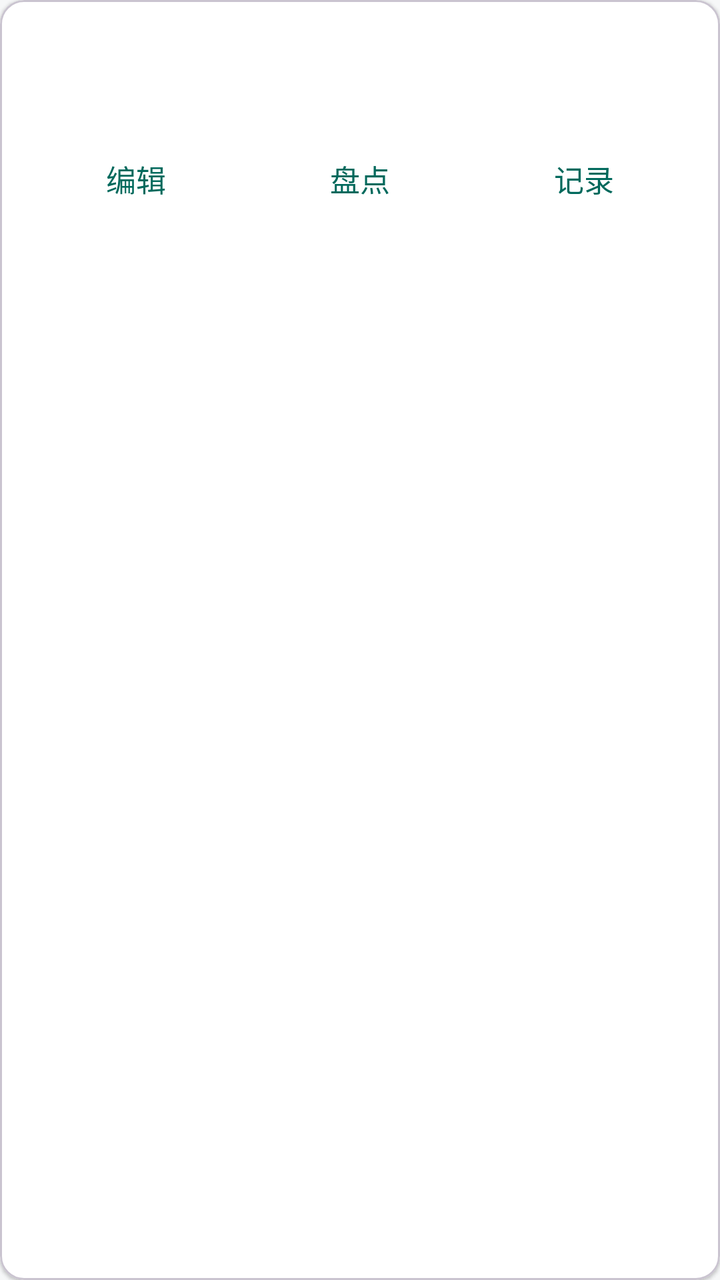
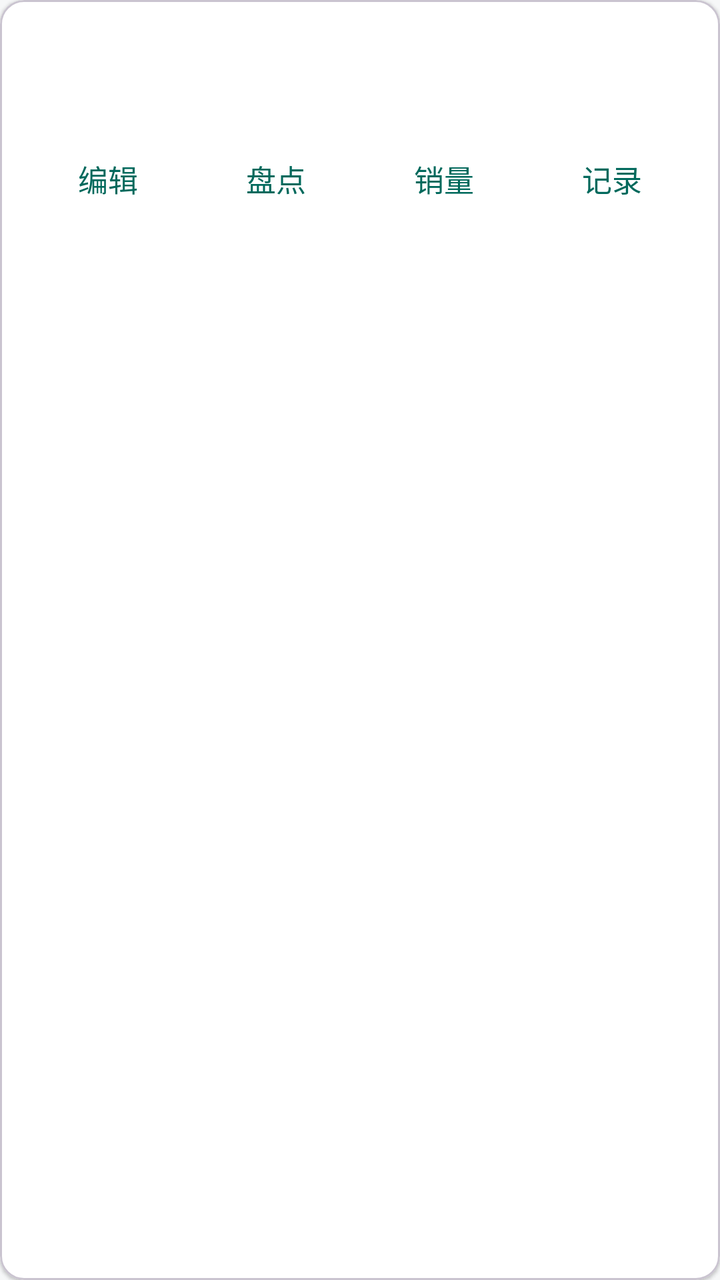

Before-and-after screenshots of an Android layout around one commit, followed by the original layout XML and the change that was made.
<!-- AndroidManifest.xml: application theme Theme.Accounting -->
<!-- res/layout/item_product.xml -->
<?xml version="1.0" encoding="utf-8"?>
<com.google.android.material.card.MaterialCardView
    xmlns:android="http://schemas.android.com/apk/res/android"
    xmlns:app="http://schemas.android.com/apk/res-auto"
    android:layout_width="match_parent"
    android:layout_height="wrap_content"
    android:layout_marginStart="12dp"
    android:layout_marginEnd="12dp"
    android:layout_marginTop="6dp"
    android:layout_marginBottom="6dp"
    app:cardBackgroundColor="@color/bg_card"
    app:cardCornerRadius="12dp"
    app:cardElevation="1dp">

    <LinearLayout
        android:layout_width="match_parent"
        android:layout_height="wrap_content"
        android:orientation="vertical"
        android:padding="12dp">

        
        <LinearLayout
            android:layout_width="match_parent"
            android:layout_height="wrap_content"
            android:orientation="horizontal"
            android:gravity="center_vertical">

            <TextView
                android:id="@+id/product_name"
                android:layout_width="0dp"
                android:layout_height="wrap_content"
                android:layout_weight="1"
                android:textColor="@color/text_primary"
                android:textSize="18sp"
                android:textStyle="bold" />

            <TextView
                android:id="@+id/product_stock"
                android:layout_width="wrap_content"
                android:layout_height="wrap_content"
                android:textSize="16sp"
                android:textStyle="bold" />
        </LinearLayout>

        
        <LinearLayout
            android:layout_width="match_parent"
            android:layout_height="wrap_content"
            android:orientation="horizontal"
            android:gravity="center_vertical"
            android:layout_marginTop="2dp">

            <TextView
                android:id="@+id/product_price"
                android:layout_width="0dp"
                android:layout_height="wrap_content"
                android:layout_weight="1"
                android:textColor="@color/text_secondary"
                android:textSize="14sp" />

            <TextView
                android:id="@+id/product_stock_tag"
                android:layout_width="wrap_content"
                android:layout_height="wrap_content"
                android:textSize="12sp"
                android:textColor="@color/warning"
                android:visibility="gone" />
        </LinearLayout>

        
        <LinearLayout
            android:layout_width="match_parent"
            android:layout_height="wrap_content"
            android:orientation="horizontal"
            android:layout_marginTop="8dp">

            <com.google.android.material.button.MaterialButton
                android:id="@+id/btn_edit"
                style="@style/Widget.Material3.Button.TextButton"
                android:layout_width="0dp"
                android:layout_height="wrap_content"
                android:layout_weight="1"
                android:text="@string/btn_edit"
                android:textSize="15sp" />

            <com.google.android.material.button.MaterialButton
                android:id="@+id/btn_adjust"
                style="@style/Widget.Material3.Button.TextButton"
                android:layout_width="0dp"
                android:layout_height="wrap_content"
                android:layout_weight="1"
                android:text="@string/btn_adjust"
                android:textSize="15sp" />

            <com.google.android.material.button.MaterialButton
                android:id="@+id/btn_history"
                style="@style/Widget.Material3.Button.TextButton"
                android:layout_width="0dp"
                android:layout_height="wrap_content"
                android:layout_weight="1"
                android:text="@string/btn_history"
                android:textSize="15sp" />
        </LinearLayout>
    </LinearLayout>
</com.google.android.material.card.MaterialCardView>
<!-- resources referenced by this layout -->
<resources>
  <color name="bg_card">#FFFFFF</color>
  <color name="text_primary">#1C1B1F</color>
  <color name="text_secondary">#5F6368</color>
  <color name="warning">#E65100</color>
  <string name="btn_adjust">盘点</string>
  <string name="btn_edit">编辑</string>
  <string name="btn_history">记录</string>
  <style name="Theme.Accounting" parent="Theme.Material3.DayNight.NoActionBar">
          <item name="colorPrimary">@color/brand_primary</item>
          <item name="colorOnPrimary">#FFFFFF</item>
          <item name="colorPrimaryContainer">@color/brand_primary_light</item>
          <item name="android:colorBackground">@color/bg_page</item>
          <item name="android:statusBarColor">@color/brand_primary_dark</item>
      </style>
  <color name="brand_primary">#00695C</color>
  <color name="brand_primary_light">#B2DFDB</color>
  <color name="bg_page">#F6F7F8</color>
  <color name="brand_primary_dark">#004D40</color>
</resources>

<!-- the commit's change to res/layout/item_product.xml (unified diff, before → after) -->
@@ -93,6 +93,15 @@
                 android:textSize="15sp" />
 
             <com.google.android.material.button.MaterialButton
+                android:id="@+id/btn_sales_stat"
+                style="@style/Widget.Material3.Button.TextButton"
+                android:layout_width="0dp"
+                android:layout_height="wrap_content"
+                android:layout_weight="1"
+                android:text="@string/btn_sales_stat"
+                android:textSize="15sp" />
+
+            <com.google.android.material.button.MaterialButton
                 android:id="@+id/btn_history"
                 style="@style/Widget.Material3.Button.TextButton"
                 android:layout_width="0dp"
<!-- resource entries referenced after the edit -->
@@ -7,6 +7,7 @@
   <string name="btn_adjust">盘点</string>
   <string name="btn_edit">编辑</string>
   <string name="btn_history">记录</string>
+  <string name="btn_sales_stat">销量</string>
   <style name="Theme.Accounting" parent="Theme.Material3.DayNight.NoActionBar">
           <item name="colorPrimary">@color/brand_primary</item>
           <item name="colorOnPrimary">#FFFFFF</item>
